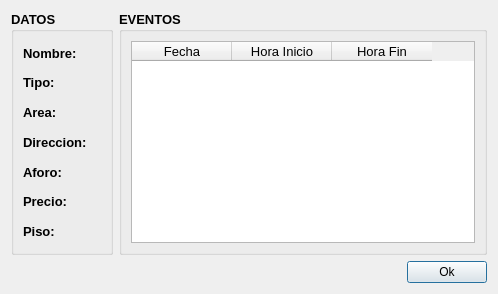
First picture: the form in verMas.ui, repository joisRomero/SistemaDeEventos, before the edit.
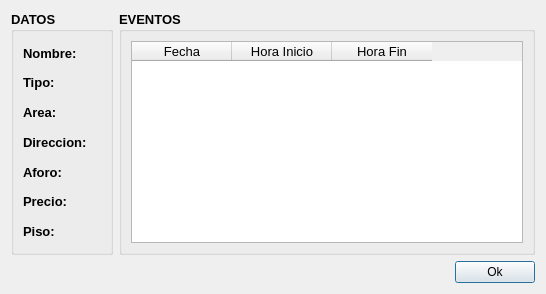
Second picture: the form after the edit.

Commit message: Se rediseñó la interfaz y se agrupó en procesos

Patch:
```diff
--- a/verMas.ui
+++ b/verMas.ui
@@ -6,7 +6,7 @@
    <rect>
     <x>0</x>
     <y>0</y>
-    <width>498</width>
+    <width>546</width>
     <height>294</height>
    </rect>
   </property>
```
The commit also changes 7 other files.
